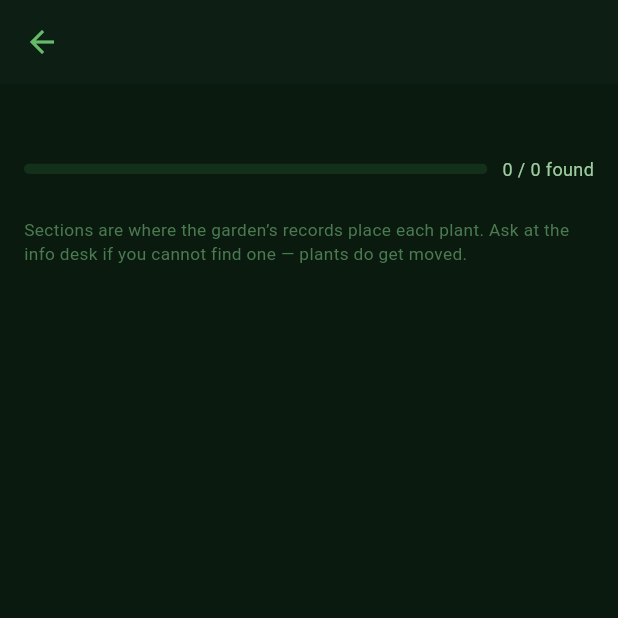
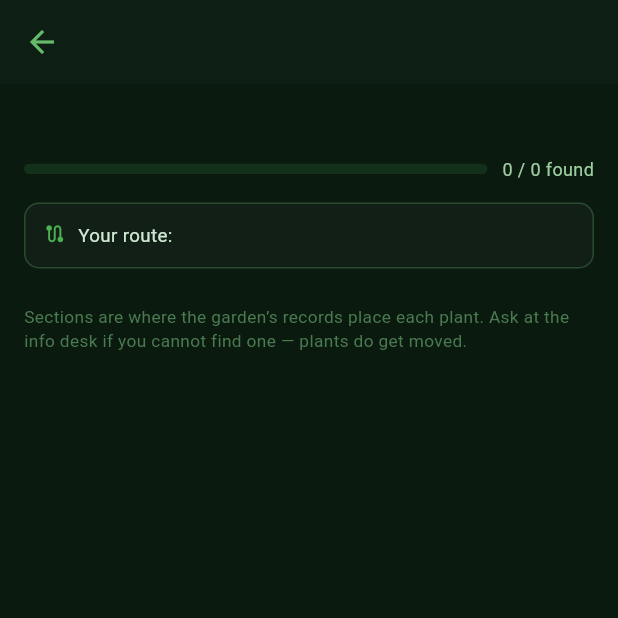
Before and after one commit to GitDip008/Botanica, a Flutter app: the TrailDetailScreen screen opened directly with empty values, on a phone screen of 412 x 824 dp, the top half of it. Run offline on Flutter 3.47's test engine with Material 3 defaults, Android fonts, the phone set to English and light mode, and no system bars; our stand-ins replace camera, cloud_firestore, cloud_functions, connectivity_plus, firebase_auth, firebase_core and 15 more; missing offline and left inert: firebase_app_check, flutter_gemma, record; accounts and stored records are empty; generated files the repository leaves out were written again.

Commit message:
Give every trail stop a place a visitor can actually walk to
Trails already required a section code, but a code is not a location: a stop
labelled "P-D" tells a visitor nothing. A plant now qualifies only when the
data can name where it is — the garden's own room name, or an English gloss
for one of the greenhouse zones — and anything that would have shown a bare
code is left off the trail rather than sent somewhere unfindable.

Each stop carries that location itself, so a stop still makes sense when read
on its own rather than only under its section heading. Where the English
gloss and the garden's own name differ, both are shown: the app may be in
English but the sign on the door says TROOPPINEN HUONE, and the visitor has
to match one to the other. The section heading says whether it is indoors or
out, which decides whether they need a coat, and the trail opens with the
route it will take.

Also stops the common-name column being trusted as a name. It carries
placeholders — "No common name", "-", "N/A" — and one of them was being
printed as a plant's name on a stop. Where there is no real common name the
botanical name is the name.

The synthetic test plants had no room names, so the new rule correctly
rejected all of them and nine tests failed. The helpers now give a room name
by default, matching the real data where 4,792 of the 4,922 plants with a
section also carry one; the tests that need an unnameable plant opt out.

Co-Authored-By: Claude Opus 5 <noreply@anthropic.com>

```diff
--- a/lib/screens/trail_screen.dart
+++ b/lib/screens/trail_screen.dart
@@ -198,11 +198,40 @@ class _TrailDetailScreenState extends State<TrailDetailScreen> {
                   color: Color(0xFF9CCC9F), fontSize: 13.5, height: 1.5)),
           const SizedBox(height: 12),
           _Progress(found: _found.length, total: t.stops.length),
+          const SizedBox(height: 14),
+          Container(
+            padding: const EdgeInsets.all(12),
+            decoration: BoxDecoration(
+              color: _surface,
+              borderRadius: BorderRadius.circular(10),
+              border: Border.all(color: _border),
+            ),
+            child: Row(
+              crossAxisAlignment: CrossAxisAlignment.start,
+              children: [
+                const Icon(Icons.route_rounded, size: 15, color: _green),
+                const SizedBox(width: 8),
+                Expanded(
+                  child: Text(
+                    'Your route: ${t.sections.join("  →  ")}',
+                    style: const TextStyle(
+                        color: Color(0xFFCFE8D2), fontSize: 12.5, height: 1.4),
+                  ),
+                ),
+              ],
+            ),
+          ),
           const SizedBox(height: 20),
           for (final entry in grouped.entries) ...[
             Row(
               children: [
-                const Icon(Icons.place_rounded, size: 15, color: _green),
+                Icon(
+                  entry.value.first.isIndoors
+                      ? Icons.holiday_village_rounded
+                      : Icons.park_rounded,
+                  size: 15,
+                  color: _green,
+                ),
                 const SizedBox(width: 6),
                 Expanded(
                   child: Text(entry.key.toUpperCase(),
@@ -212,10 +241,28 @@ class _TrailDetailScreenState extends State<TrailDetailScreen> {
                           fontWeight: FontWeight.w700,
                           letterSpacing: 1)),
                 ),
-                Text('${entry.value.length}',
-                    style: const TextStyle(color: _textDim, fontSize: 11.5)),
+                Text(
+                  '${entry.value.length} · '
+                  '${entry.value.first.isIndoors ? "indoors" : "outdoors"}',
+                  style: const TextStyle(color: _textDim, fontSize: 11.5),
+                ),
               ],
             ),
+            // The garden's own name for the same place — what is printed on
+            // the sign the visitor is looking for.
+            if ((entry.value.first.sectionRoom ?? '').isNotEmpty &&
+                entry.value.first.sectionRoom!.toUpperCase() !=
+                    entry.key.toUpperCase())
+              Padding(
+                padding: const EdgeInsets.only(left: 21, top: 2),
+                child: Text(
+                  'signed “${entry.value.first.sectionRoom}”',
+                  style: const TextStyle(
+                      color: Color(0xFF4A7A50),
+                      fontSize: 11,
+                      fontStyle: FontStyle.italic),
+                ),
+              ),
             const SizedBox(height: 8),
             for (final stop in entry.value)
               _StopTile(
@@ -332,6 +379,19 @@ class _StopTile extends StatelessWidget {
                             fontSize: 11.5,
                             fontStyle: FontStyle.italic),
                       ),
+                      const SizedBox(height: 5),
+                      Row(
+                        children: [
+                          const Icon(Icons.place_outlined,
+                              size: 12, color: Color(0xFF81C784)),
+                          const SizedBox(width: 4),
+                          Expanded(
+                            child: Text(stop.locationLine,
+                                style: const TextStyle(
+                                    color: Color(0xFF81C784), fontSize: 11.5)),
+                          ),
+                        ],
+                      ),
                       const SizedBox(height: 6),
                       // The garden's own words about this plant.
                       Text(stop.why,
--- a/pubspec.yaml
+++ b/pubspec.yaml
@@ -16,7 +16,7 @@ publish_to: 'none' # Remove this line if you wish to publish to pub.dev
 # https://developer.apple.com/library/archive/documentation/General/Reference/InfoPlistKeyReference/Articles/CoreFoundationKeys.html
 # In Windows, build-name is used as the major, minor, and patch parts
 # of the product and file versions while build-number is used as the build suffix.
-version: 1.3.0+14
+version: 1.3.1+15
 
 environment:
   sdk: ^3.11.5
```
Also changed, not shown: lib/data/trails.dart (+49 -6 lines), 2 other files.
